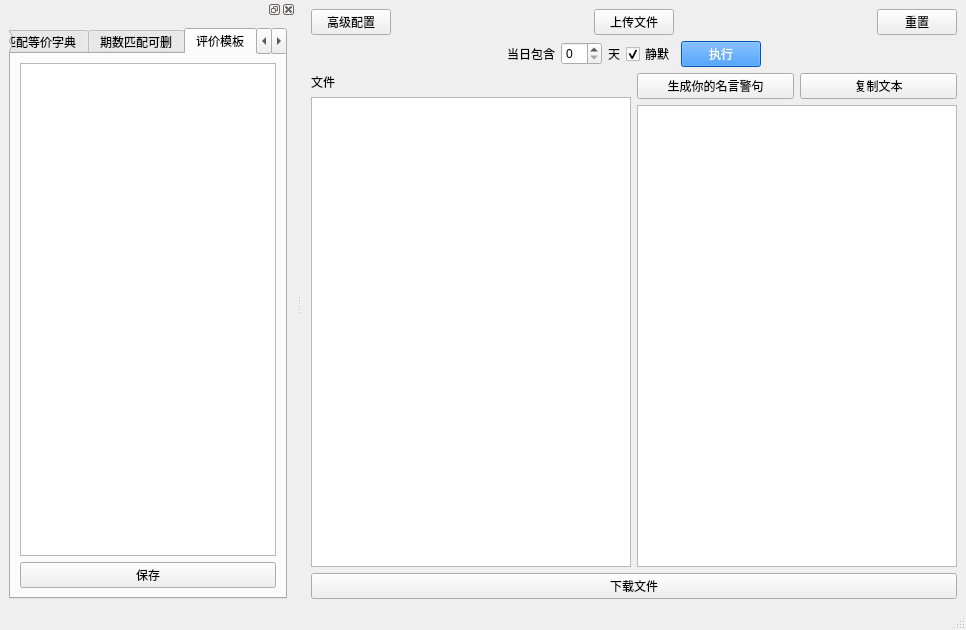
First picture: the form in lwx_project/client/ui/product_evaluation.ui, repository Cookie-HOO/lwx_project, before the edit.
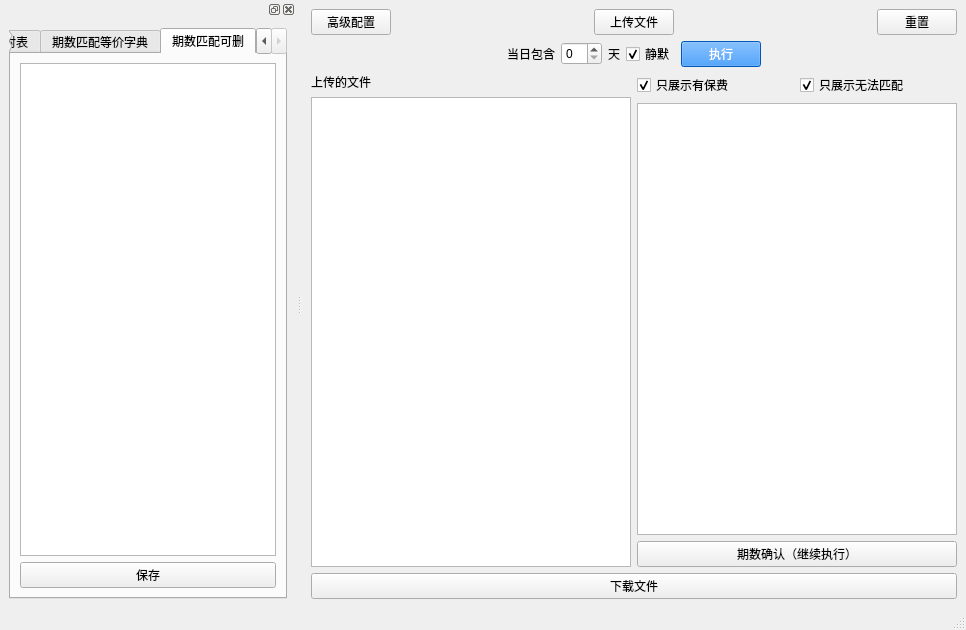
Second picture: the form after the edit. The open tabs and pages were chosen to show the change.

The edit to the form file:
```diff
--- a/lwx_project/client/ui/product_evaluation.ui
+++ b/lwx_project/client/ui/product_evaluation.ui
@@ -158,7 +158,7 @@
         <item>
          <widget class="QLabel" name="label_3">
           <property name="text">
-           <string>文件</string>
+           <string>上传的文件</string>
           </property>
          </widget>
         </item>
@@ -172,16 +172,22 @@
         <item>
          <layout class="QHBoxLayout" name="horizontalLayout_2">
           <item>
-           <widget class="QPushButton" name="motto_change_button">
+           <widget class="QCheckBox" name="only_has_fee_checkbox">
             <property name="text">
-             <string>生成你的名言警句</string>
+             <string>只展示有保费</string>
+            </property>
+            <property name="checked">
+             <bool>true</bool>
             </property>
            </widget>
           </item>
           <item>
-           <widget class="QPushButton" name="copy_summary_button">
+           <widget class="QCheckBox" name="only_no_term_checkbox">
             <property name="text">
-             <string>复制文本</string>
+             <string>只展示无法匹配</string>
+            </property>
+            <property name="checked">
+             <bool>true</bool>
             </property>
            </widget>
           </item>
@@ -190,6 +196,13 @@
         <item>
          <widget class="QTableWidget" name="term_match_table_value"/>
         </item>
+        <item>
+         <widget class="QPushButton" name="confirm_term_button">
+          <property name="text">
+           <string>期数确认（继续执行）</string>
+          </property>
+         </widget>
+        </item>
        </layout>
       </item>
      </layout>
@@ -271,40 +284,6 @@
          </item>
         </layout>
        </widget>
-       <widget class="QWidget" name="tab_4">
-        <attribute name="title">
-         <string>评价模板</string>
-        </attribute>
-        <layout class="QVBoxLayout" name="verticalLayout_7">
-         <item>
-          <widget class="QTextBrowser" name="evaluation_template_value"/>
-         </item>
-         <item>
-          <widget class="QPushButton" name="save_evaluation_template_value_button">
-           <property name="text">
-            <string>保存</string>
-           </property>
-          </widget>
-         </item>
-        </layout>
-       </widget>
-       <widget class="QWidget" name="tab_3">
-        <attribute name="title">
-         <string>文件名模板</string>
-        </attribute>
-        <layout class="QVBoxLayout" name="verticalLayout_8">
-         <item>
-          <widget class="QTextBrowser" name="file_name_template_value"/>
-         </item>
-         <item>
-          <widget class="QPushButton" name="save_file_name_template_value_button">
-           <property name="text">
-            <string>保存</string>
-           </property>
-          </widget>
-         </item>
-        </layout>
-       </widget>
       </widget>
      </item>
     </layout>
```
Left out of the diff: 6 changed lines with no effect on the pictures.
